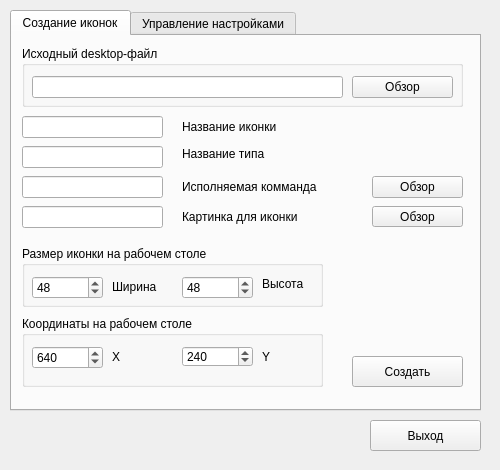
Qt form idesk-x-set/mainwindow.ui (150balbes/idesk-set) before a commit.
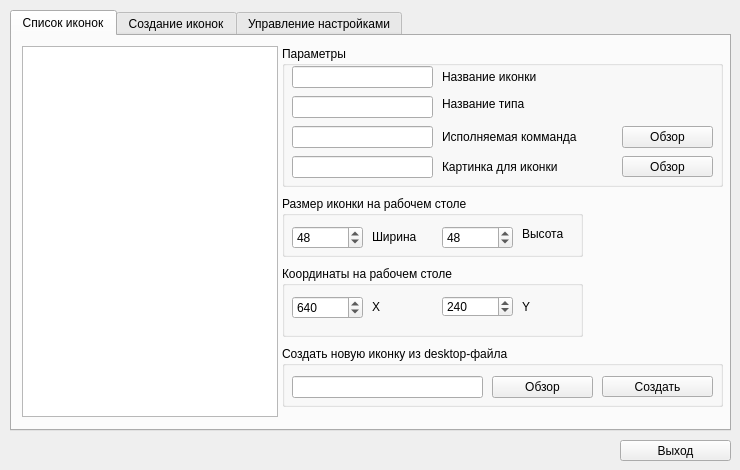
The same form after that commit.

Diff of the .ui file:
```diff
--- a/idesk-x-set/mainwindow.ui
+++ b/idesk-x-set/mainwindow.ui
@@ -6,7 +6,7 @@
    <rect>
     <x>0</x>
     <y>0</y>
-    <width>500</width>
+    <width>740</width>
     <height>470</height>
    </rect>
   </property>
@@ -17,10 +17,10 @@
    <widget class="QPushButton" name="pushButton_Exit">
     <property name="geometry">
      <rect>
-      <x>370</x>
-      <y>420</y>
+      <x>620</x>
+      <y>440</y>
       <width>111</width>
-      <height>31</height>
+      <height>21</height>
      </rect>
     </property>
     <property name="text">
@@ -32,81 +32,246 @@
      <rect>
       <x>10</x>
       <y>10</y>
-      <width>471</width>
-      <height>401</height>
+      <width>721</width>
+      <height>421</height>
      </rect>
     </property>
     <property name="currentIndex">
      <number>0</number>
     </property>
-    <widget class="QWidget" name="tab">
+    <widget class="QWidget" name="tab_3">
      <attribute name="title">
-      <string>Создание иконок</string>
+      <string>Список иконок</string>
      </attribute>
-     <widget class="QPushButton" name="pushButton_Command">
+     <widget class="QListView" name="list_Icon">
       <property name="geometry">
        <rect>
-        <x>360</x>
-        <y>140</y>
-        <width>91</width>
-        <height>22</height>
-       </rect>
-      </property>
-      <property name="text">
-       <string>Обзор</string>
-      </property>
-     </widget>
-     <widget class="QLabel" name="label_7">
-      <property name="geometry">
-       <rect>
-        <x>170</x>
-        <y>140</y>
-        <width>161</width>
-        <height>21</height>
-       </rect>
-      </property>
-      <property name="text">
-       <string>Исполняемая комманда</string>
-      </property>
-     </widget>
-     <widget class="QLineEdit" name="Idesk_CaptionTip">
-      <property name="geometry">
-       <rect>
         <x>10</x>
-        <y>110</y>
-        <width>141</width>
-        <height>22</height>
+        <y>10</y>
+        <width>256</width>
+        <height>371</height>
        </rect>
       </property>
      </widget>
-     <widget class="QPushButton" name="pushButton_Icon">
+     <widget class="QGroupBox" name="groupBox_2">
       <property name="geometry">
        <rect>
-        <x>360</x>
-        <y>170</y>
-        <width>91</width>
-        <height>21</height>
+        <x>270</x>
+        <y>160</y>
+        <width>301</width>
+        <height>61</height>
        </rect>
       </property>
-      <property name="text">
-       <string>Обзор</string>
+      <property name="title">
+       <string>Размер иконки на рабочем столе</string>
       </property>
+      <widget class="QSpinBox" name="Idesk_Width">
+       <property name="geometry">
+        <rect>
+         <x>10</x>
+         <y>30</y>
+         <width>71</width>
+         <height>23</height>
+        </rect>
+       </property>
+       <property name="value">
+        <number>48</number>
+       </property>
+      </widget>
+      <widget class="QSpinBox" name="Idesk_Height">
+       <property name="geometry">
+        <rect>
+         <x>160</x>
+         <y>30</y>
+         <width>71</width>
+         <height>23</height>
+        </rect>
+       </property>
+       <property name="value">
+        <number>48</number>
+       </property>
+      </widget>
+      <widget class="QLabel" name="label_2">
+       <property name="geometry">
+        <rect>
+         <x>90</x>
+         <y>30</y>
+         <width>61</width>
+         <height>21</height>
+        </rect>
+       </property>
+       <property name="text">
+        <string>Ширина</string>
+       </property>
+      </widget>
+      <widget class="QLabel" name="label_3">
+       <property name="geometry">
+        <rect>
+         <x>240</x>
+         <y>30</y>
+         <width>61</width>
+         <height>16</height>
+        </rect>
+       </property>
+       <property name="text">
+        <string>Высота</string>
+       </property>
+      </widget>
+      <zorder>Idesk_Width</zorder>
+      <zorder>Idesk_Height</zorder>
+      <zorder>label_2</zorder>
+      <zorder>label_3</zorder>
+      <zorder>label_prev</zorder>
      </widget>
-     <widget class="QLineEdit" name="Idesk_Caption">
+     <widget class="QGroupBox" name="groupBox_4">
       <property name="geometry">
        <rect>
-        <x>10</x>
-        <y>80</y>
-        <width>141</width>
-        <height>22</height>
+        <x>270</x>
+        <y>10</y>
+        <width>441</width>
+        <height>141</height>
        </rect>
       </property>
+      <property name="title">
+       <string>Параметры</string>
+      </property>
+      <widget class="QLineEdit" name="Idesk_Caption">
+       <property name="geometry">
+        <rect>
+         <x>10</x>
+         <y>20</y>
+         <width>141</width>
+         <height>22</height>
+        </rect>
+       </property>
+      </widget>
+      <widget class="QLabel" name="label">
+       <property name="geometry">
+        <rect>
+         <x>160</x>
+         <y>20</y>
+         <width>121</width>
+         <height>21</height>
+        </rect>
+       </property>
+       <property name="text">
+        <string>Название иконки</string>
+       </property>
+      </widget>
+      <widget class="QLineEdit" name="Idesk_CaptionTip">
+       <property name="geometry">
+        <rect>
+         <x>10</x>
+         <y>50</y>
+         <width>141</width>
+         <height>22</height>
+        </rect>
+       </property>
+      </widget>
+      <widget class="QLabel" name="label_6">
+       <property name="geometry">
+        <rect>
+         <x>160</x>
+         <y>50</y>
+         <width>121</width>
+         <height>16</height>
+        </rect>
+       </property>
+       <property name="text">
+        <string>Название типа</string>
+       </property>
+      </widget>
+      <widget class="QLineEdit" name="Idesk_Command">
+       <property name="geometry">
+        <rect>
+         <x>10</x>
+         <y>80</y>
+         <width>141</width>
+         <height>22</height>
+        </rect>
+       </property>
+      </widget>
+      <widget class="QLabel" name="label_7">
+       <property name="geometry">
+        <rect>
+         <x>160</x>
+         <y>80</y>
+         <width>161</width>
+         <height>21</height>
+        </rect>
+       </property>
+       <property name="text">
+        <string>Исполняемая комманда</string>
+       </property>
+      </widget>
+      <widget class="QLineEdit" name="Idesk_Icon">
+       <property name="geometry">
+        <rect>
+         <x>10</x>
+         <y>110</y>
+         <width>141</width>
+         <height>22</height>
+        </rect>
+       </property>
+      </widget>
+      <widget class="QLabel" name="label_8">
+       <property name="geometry">
+        <rect>
+         <x>160</x>
+         <y>110</y>
+         <width>151</width>
+         <height>21</height>
+        </rect>
+       </property>
+       <property name="text">
+        <string>Картинка для иконки</string>
+       </property>
+      </widget>
+      <widget class="QPushButton" name="pushButton_Command">
+       <property name="geometry">
+        <rect>
+         <x>340</x>
+         <y>80</y>
+         <width>91</width>
+         <height>22</height>
+        </rect>
+       </property>
+       <property name="text">
+        <string>Обзор</string>
+       </property>
+      </widget>
+      <widget class="QPushButton" name="pushButton_Icon">
+       <property name="geometry">
+        <rect>
+         <x>340</x>
+         <y>110</y>
+         <width>91</width>
+         <height>21</height>
+        </rect>
+       </property>
+       <property name="text">
+        <string>Обзор</string>
+       </property>
+      </widget>
+      <widget class="QLabel" name="label_prev">
+       <property name="geometry">
+        <rect>
+         <x>380</x>
+         <y>20</y>
+         <width>48</width>
+         <height>48</height>
+        </rect>
+       </property>
+       <property name="text">
+        <string/>
+       </property>
+      </widget>
      </widget>
      <widget class="QGroupBox" name="groupBox_3">
       <property name="geometry">
        <rect>
-        <x>10</x>
-        <y>280</y>
+        <x>270</x>
+        <y>230</y>
         <width>301</width>
         <height>71</height>
        </rect>
@@ -173,125 +338,24 @@
        </property>
       </widget>
      </widget>
-     <widget class="QGroupBox" name="groupBox_2">
-      <property name="geometry">
-       <rect>
-        <x>10</x>
-        <y>210</y>
-        <width>301</width>
-        <height>61</height>
-       </rect>
-      </property>
-      <property name="title">
-       <string>Размер иконки на рабочем столе</string>
-      </property>
-      <widget class="QSpinBox" name="Idesk_Width">
-       <property name="geometry">
-        <rect>
-         <x>10</x>
-         <y>30</y>
-         <width>71</width>
-         <height>23</height>
-        </rect>
-       </property>
-       <property name="value">
-        <number>48</number>
-       </property>
-      </widget>
-      <widget class="QSpinBox" name="Idesk_Height">
-       <property name="geometry">
-        <rect>
-         <x>160</x>
-         <y>30</y>
-         <width>71</width>
-         <height>23</height>
-        </rect>
-       </property>
-       <property name="value">
-        <number>48</number>
-       </property>
-      </widget>
-      <widget class="QLabel" name="label_2">
-       <property name="geometry">
-        <rect>
-         <x>90</x>
-         <y>30</y>
-         <width>61</width>
-         <height>21</height>
-        </rect>
-       </property>
-       <property name="text">
-        <string>Ширина</string>
-       </property>
-      </widget>
-      <widget class="QLabel" name="label_3">
-       <property name="geometry">
-        <rect>
-         <x>240</x>
-         <y>30</y>
-         <width>61</width>
-         <height>16</height>
-        </rect>
-       </property>
-       <property name="text">
-        <string>Высота</string>
-       </property>
-      </widget>
-     </widget>
-     <widget class="QLineEdit" name="Idesk_Command">
-      <property name="geometry">
-       <rect>
-        <x>10</x>
-        <y>140</y>
-        <width>141</width>
-        <height>22</height>
-       </rect>
-      </property>
-     </widget>
-     <widget class="QLabel" name="label">
-      <property name="geometry">
-       <rect>
-        <x>170</x>
-        <y>80</y>
-        <width>281</width>
-        <height>21</height>
-       </rect>
-      </property>
-      <property name="text">
-       <string>Название иконки</string>
-      </property>
-     </widget>
-     <widget class="QLabel" name="label_8">
-      <property name="geometry">
-       <rect>
-        <x>170</x>
-        <y>170</y>
-        <width>151</width>
-        <height>21</height>
-       </rect>
-      </property>
-      <property name="text">
-       <string>Картинка для иконки</string>
-      </property>
-     </widget>
      <widget class="QGroupBox" name="groupBox">
       <property name="geometry">
        <rect>
-        <x>10</x>
-        <y>10</y>
+        <x>270</x>
+        <y>310</y>
         <width>441</width>
         <height>61</height>
        </rect>
       </property>
       <property name="title">
-       <string>Исходный desktop-файл</string>
+       <string>Создать новую иконку из desktop-файла</string>
       </property>
       <widget class="QLineEdit" name="Desktop">
        <property name="geometry">
         <rect>
          <x>10</x>
          <y>30</y>
-         <width>311</width>
+         <width>191</width>
          <height>22</height>
         </rect>
        </property>
@@ -299,7 +363,7 @@
       <widget class="QPushButton" name="pushButton_Desktop">
        <property name="geometry">
         <rect>
-         <x>330</x>
+         <x>210</x>
          <y>30</y>
          <width>101</width>
          <height>22</height>
@@ -309,43 +373,28 @@
         <string>Обзор</string>
        </property>
       </widget>
+      <widget class="QPushButton" name="pushButton_Create">
+       <property name="enabled">
+        <bool>true</bool>
+       </property>
+       <property name="geometry">
+        <rect>
+         <x>320</x>
+         <y>30</y>
+         <width>111</width>
+         <height>21</height>
+        </rect>
+       </property>
+       <property name="text">
+        <string>Создать</string>
+       </property>
+      </widget>
      </widget>
-     <widget class="QLabel" name="label_6">
-      <property name="geometry">
-       <rect>
-        <x>170</x>
-        <y>110</y>
-        <width>271</width>
-        <height>16</height>
-       </rect>
-      </property>
-      <property name="text">
-       <string>Название типа</string>
-      </property>
-     </widget>
-     <widget class="QLineEdit" name="Idesk_Icon">
-      <property name="geometry">
-       <rect>
-        <x>10</x>
-        <y>170</y>
-        <width>141</width>
-        <height>22</height>
-       </rect>
-      </property>
-     </widget>
-     <widget class="QPushButton" name="pushButton_Save">
-      <property name="geometry">
-       <rect>
-        <x>340</x>
-        <y>320</y>
-        <width>111</width>
-        <height>31</height>
-       </rect>
-      </property>
-      <property name="text">
-       <string>Создать</string>
-      </property>
-     </widget>
+    </widget>
+    <widget class="QWidget" name="tab">
+     <attribute name="title">
+      <string>Создание иконок</string>
+     </attribute>
     </widget>
     <widget class="QWidget" name="tab_2">
      <attribute name="title">
```
